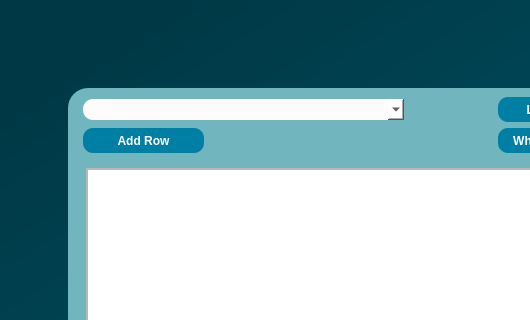
Above: dialogs/ui/Enrichment.ui from sparqlunicorn/sparqlunicornGoesGIS before the change; both pictures show x 0 to 530 and y 0 to 320 of the 1237 by 782 pixel window. Below: the same form after it.
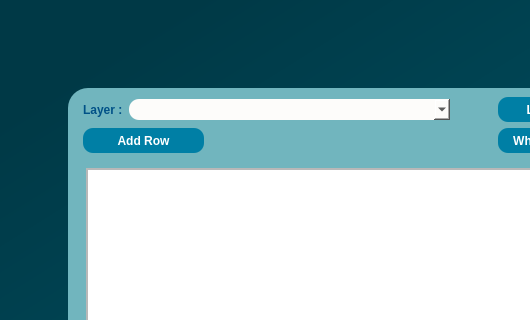
That is the form after the change.

```diff
--- a/dialogs/ui/Enrichment.ui
+++ b/dialogs/ui/Enrichment.ui
@@ -82,6 +82,23 @@
       <layout class="QGridLayout" name="gridLayout">
        <item row="0" column="1">
         <layout class="QHBoxLayout" name="horizontalLayout">
+         <item>
+          <widget class="QLabel" name="label">
+           <property name="font">
+            <font>
+             <pointsize>9</pointsize>
+             <weight>75</weight>
+             <bold>true</bold>
+            </font>
+           </property>
+           <property name="styleSheet">
+            <string notr="true">color:rgb(0, 81, 135);</string>
+           </property>
+           <property name="text">
+            <string>Layer :</string>
+           </property>
+          </widget>
+         </item>
          <item>
           <widget class="QComboBox" name="chooseLayerEnrich">
            <property name="minimumSize">
```
